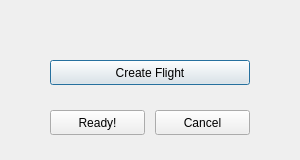
Qt form ui/dialogflight.ui (ignmiz/ATC_Console) before a commit.
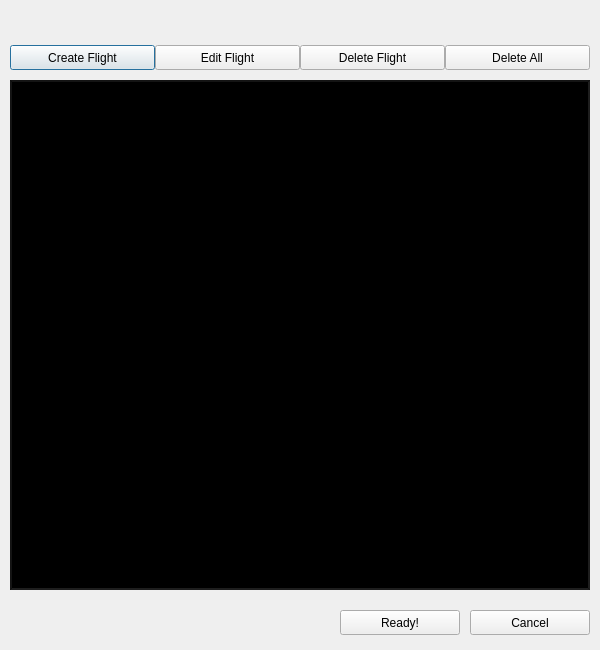
The same form after that commit.

Commit message: Extended functionality of DialogFlight

```diff
--- a/ui/dialogflight.ui
+++ b/ui/dialogflight.ui
@@ -6,8 +6,8 @@
    <rect>
     <x>0</x>
     <y>0</y>
-    <width>300</width>
-    <height>160</height>
+    <width>600</width>
+    <height>650</height>
    </rect>
   </property>
   <property name="windowTitle">
@@ -16,9 +16,9 @@
   <widget class="QPushButton" name="buttonCreateFlight">
    <property name="geometry">
     <rect>
-     <x>50</x>
-     <y>60</y>
-     <width>200</width>
+     <x>10</x>
+     <y>45</y>
+     <width>145</width>
      <height>25</height>
     </rect>
    </property>
@@ -29,9 +29,9 @@
   <widget class="QPushButton" name="buttonReady">
    <property name="geometry">
     <rect>
-     <x>50</x>
-     <y>110</y>
-     <width>95</width>
+     <x>340</x>
+     <y>610</y>
+     <width>120</width>
      <height>25</height>
     </rect>
    </property>
@@ -42,9 +42,9 @@
   <widget class="QPushButton" name="buttonCancel">
    <property name="geometry">
     <rect>
-     <x>155</x>
-     <y>110</y>
-     <width>95</width>
+     <x>470</x>
+     <y>610</y>
+     <width>120</width>
      <height>25</height>
     </rect>
    </property>
@@ -52,6 +52,127 @@
     <string>Cancel</string>
    </property>
   </widget>
+  <widget class="QTableView" name="tableViewFlights">
+   <property name="geometry">
+    <rect>
+     <x>10</x>
+     <y>80</y>
+     <width>580</width>
+     <height>510</height>
+    </rect>
+   </property>
+   <property name="styleSheet">
+    <string notr="true">QTableView
+{;
+	color: #c8c8c8;;
+	background-color: #000000;
+	border-style: inset;
+	border-width: 2px;
+	border-color: #141414;
+	font: 11px;
+	outline: none;
+}
+
+QTableView::item:hover
+{
+
+}
+
+QTableView::item:selected
+{
+	background-color: #282828;
+	color: #c8c8c8;;
+	font: 11px;
+	outline: none;
+}
+
+QTableView::item:selected:active
+{
+
+}
+
+QTableView::item:alternate
+{
+
+}
+
+QTableView::item:focus
+{
+	outline: none;
+}
+
+QHeaderView::section
+{
+    background-color: #141414;
+    color: #c8c8c8;
+	font: 11px;
+    border: 2px solid #282828;
+}
+
+QScrollBar:vertical
+{
+	background: #000000;
+	width: 2px;
+	border: none;
+	margin: 0px 0px 0px 0px;
+}
+
+QScrollBar::handle:vertical {
+    background: #323232;
+}
+
+QScrollBar::add-page:vertical
+{
+	background: #000000;
+	border: none;
+}
+
+QScrollBar::sub-page:vertical
+{
+	background: #000000;
+	border: none;
+}</string>
+   </property>
+  </widget>
+  <widget class="QPushButton" name="buttonEditFlight">
+   <property name="geometry">
+    <rect>
+     <x>155</x>
+     <y>45</y>
+     <width>145</width>
+     <height>25</height>
+    </rect>
+   </property>
+   <property name="text">
+    <string>Edit Flight</string>
+   </property>
+  </widget>
+  <widget class="QPushButton" name="buttonDeleteFlight">
+   <property name="geometry">
+    <rect>
+     <x>300</x>
+     <y>45</y>
+     <width>145</width>
+     <height>25</height>
+    </rect>
+   </property>
+   <property name="text">
+    <string>Delete Flight</string>
+   </property>
+  </widget>
+  <widget class="QPushButton" name="buttonDeleteAll">
+   <property name="geometry">
+    <rect>
+     <x>445</x>
+     <y>45</y>
+     <width>145</width>
+     <height>25</height>
+    </rect>
+   </property>
+   <property name="text">
+    <string>Delete All</string>
+   </property>
+  </widget>
  </widget>
  <resources/>
  <connections/>
```
The commit also changes 14 other files.
